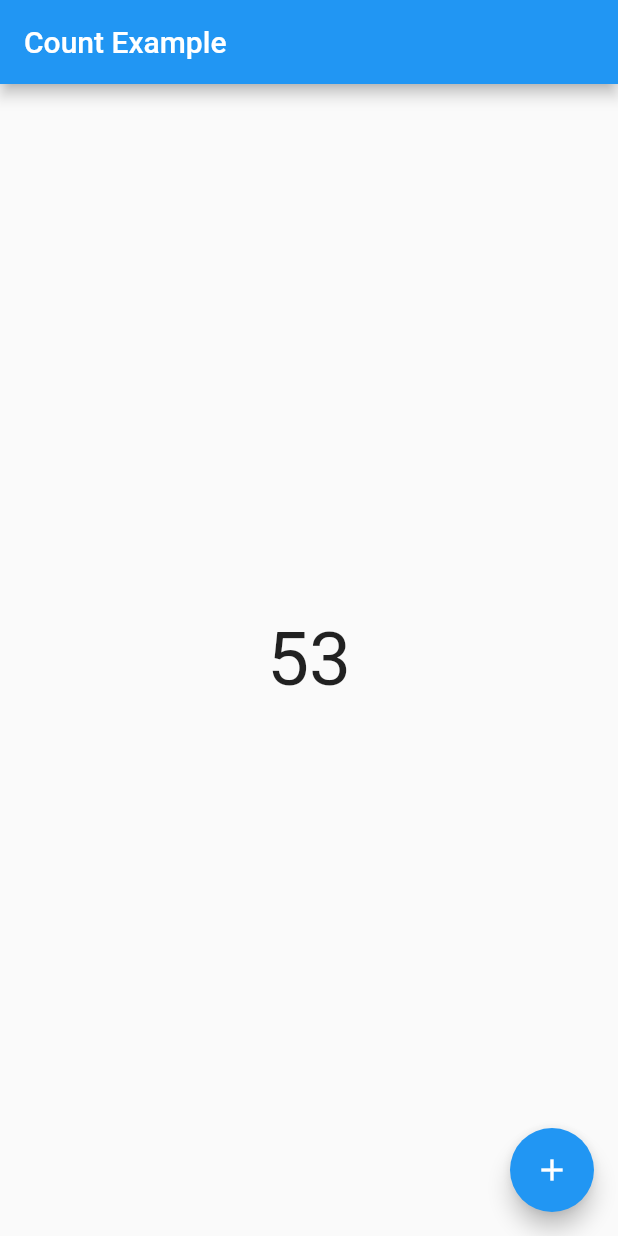
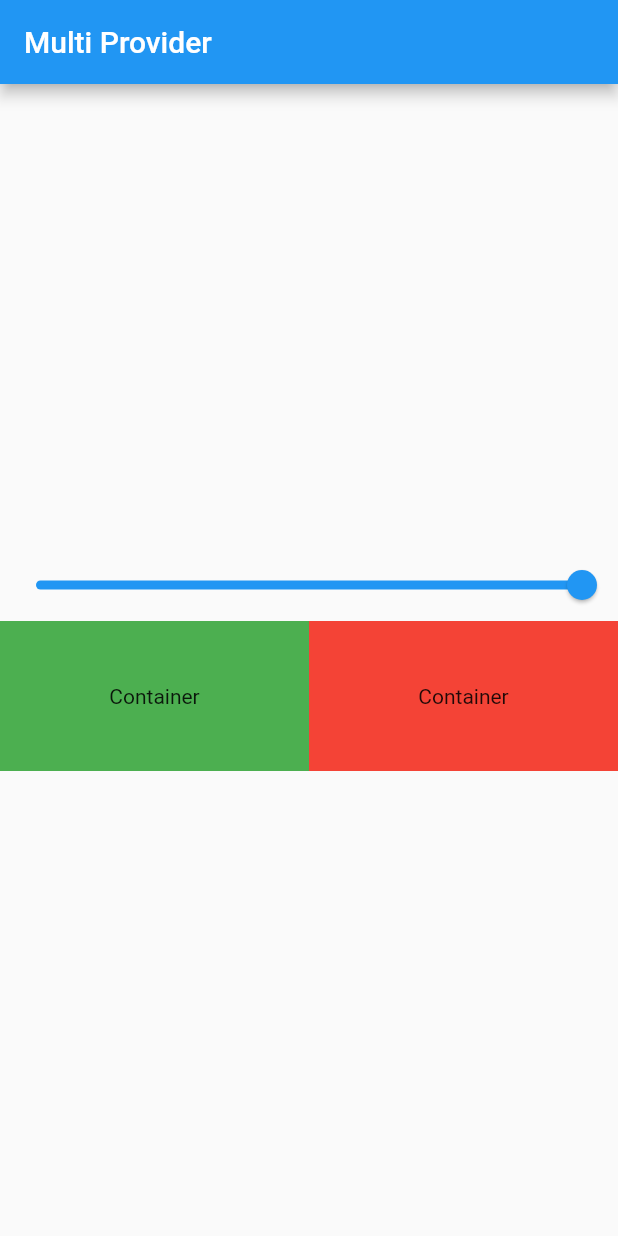
Before and after one commit to Usaid-Dev/provider_state_management, a Flutter app: the screen it shows after launch, on a phone screen of 412 x 824 dp. Run offline on Flutter 3.47's test engine with Material 2 defaults, Android fonts, the phone set to English and light mode, and no system bars.

Commit message:
multi provider

```diff
--- a/lib/main.dart
+++ b/lib/main.dart
@@ -1,7 +1,8 @@
 import 'package:flutter/material.dart';
 import 'package:provider/provider.dart';
 import 'package:provider_state_management/provider/count_provider.dart';
-import 'package:provider_state_management/screens/count_example.dart';
+import 'package:provider_state_management/provider/example_multi_provider.dart';
+import 'package:provider_state_management/screens/example_multi.dart';
 
 void main() {
   runApp(const MyApp());
@@ -12,11 +13,14 @@ class MyApp extends StatelessWidget {
 
   @override
   Widget build(BuildContext context) {
-    return ChangeNotifierProvider(
-      create: (_) => CountProvider(),
+    return MultiProvider(
+      providers: [
+        ChangeNotifierProvider(create: (_) => CountProvider()),
+        ChangeNotifierProvider(create: (_) => ExampleMultiProvider()),
+      ],
       child: const MaterialApp(
         debugShowCheckedModeBanner: false,
-        home: CountExample(),
+        home: ExampleMulti(),
       ),
     );
   }
--- /dev/null
+++ b/lib/provider/example_multi_provider.dart
@@ -0,0 +1,12 @@
+import 'package:flutter/foundation.dart';
+
+class ExampleMultiProvider with ChangeNotifier {
+  double _value = 1.0;
+
+  double get value => _value;
+
+  void setValue(double val) {
+    _value = val;
+    notifyListeners();
+  }
+}
--- /dev/null
+++ b/lib/screens/example_multi.dart
@@ -0,0 +1,70 @@
+import 'package:flutter/material.dart';
+import 'package:provider/provider.dart';
+import 'package:provider_state_management/provider/example_multi_provider.dart';
+
+class ExampleMulti extends StatefulWidget {
+  const ExampleMulti({super.key});
+
+  @override
+  State<ExampleMulti> createState() => _ExampleMultiState();
+}
+
+class _ExampleMultiState extends State<ExampleMulti> {
+  @override
+  Widget build(BuildContext context) {
+    print('Build');
+
+    return Scaffold(
+      appBar: AppBar(
+        title: const Text('Multi Provider'),
+      ),
+      body: Column(
+        mainAxisAlignment: MainAxisAlignment.center,
+        children: [
+          Consumer<ExampleMultiProvider>(
+            builder: (context, value, child) {
+              return Slider(
+                min: 0,
+                max: 1,
+                value: value.value,
+                onChanged: (val) {
+                  value.setValue(val);
+                },
+              );
+            },
+          ),
+          Consumer<ExampleMultiProvider>(
+            builder: (context, value, child) {
+              return Row(
+                children: [
+                  Expanded(
+                    child: Container(
+                      height: 100,
+                      decoration: BoxDecoration(
+                        color: Colors.green.withOpacity(value.value),
+                      ),
+                      child: const Center(
+                        child: Text('Container'),
+                      ),
+                    ),
+                  ),
+                  Expanded(
+                    child: Container(
+                      height: 100,
+                      decoration: BoxDecoration(
+                        color: Colors.red.withOpacity(value.value),
+                      ),
+                      child: const Center(
+                        child: Text('Container'),
+                      ),
+                    ),
+                  )
+                ],
+              );
+            },
+          ),
+        ],
+      ),
+    );
+  }
+}
```
